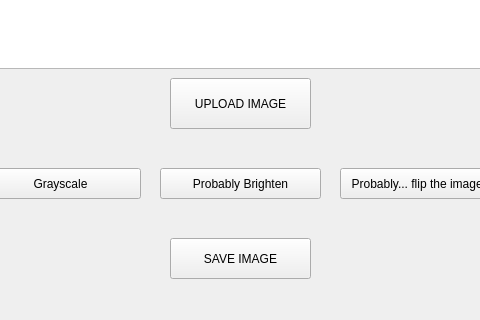
Above: mainwindow.ui from OlawoleAbayomi-Owodunni/Image-Processor before the change; both pictures show x 380 to 860 and y 312 to 632 of the 1218 by 632 pixel window. Below: the same form after it.
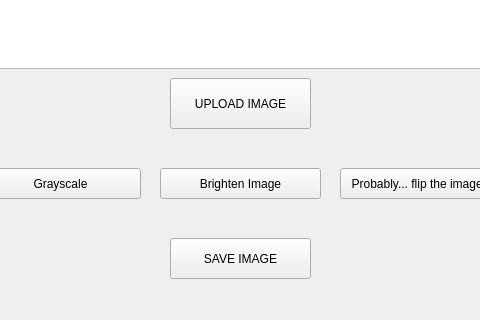
That is the form after the change.

Commit message: function to brighten image

Diff of the .ui file:
```diff
--- a/mainwindow.ui
+++ b/mainwindow.ui
@@ -2,6 +2,14 @@
 <ui version="4.0">
 <class>MainWindow</class>
 <widget class="QMainWindow" name="MainWindow">
+  <property name="geometry">
+   <rect>
+    <x>0</x>
+    <y>0</y>
+    <width>1218</width>
+    <height>632</height>
+   </rect>
+  </property>
  <property name="minimumSize">
   <size>
    <width>1218</width>
@@ -90,7 +98,7 @@
     </rect>
    </property>
    <property name="text">
-    <string>Probably Brighten</string>
+     <string>Brighten Image</string>
    </property>
   </widget>
   <widget class="QPushButton" name="prcFlipButton">
```
Lines whose indentation alone changed are shown as unchanged. The commit also changes 3 other files.
